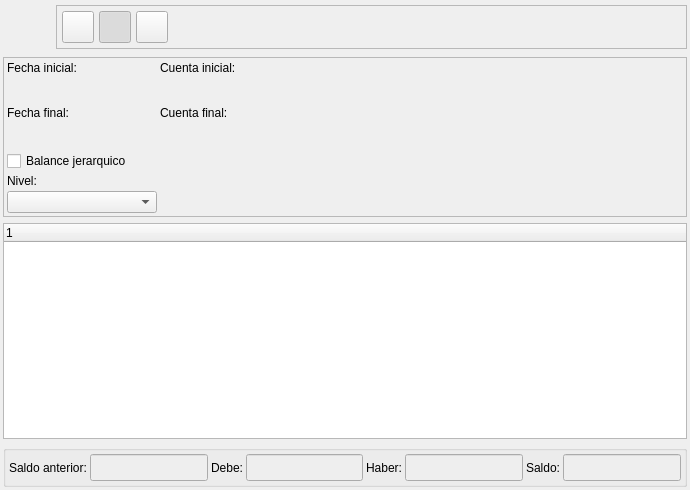
eboladev/Bulmages-1, file bulmages/bulmafact/plugins/pluginbf_balance/balancebase.ui: the form before one commit.
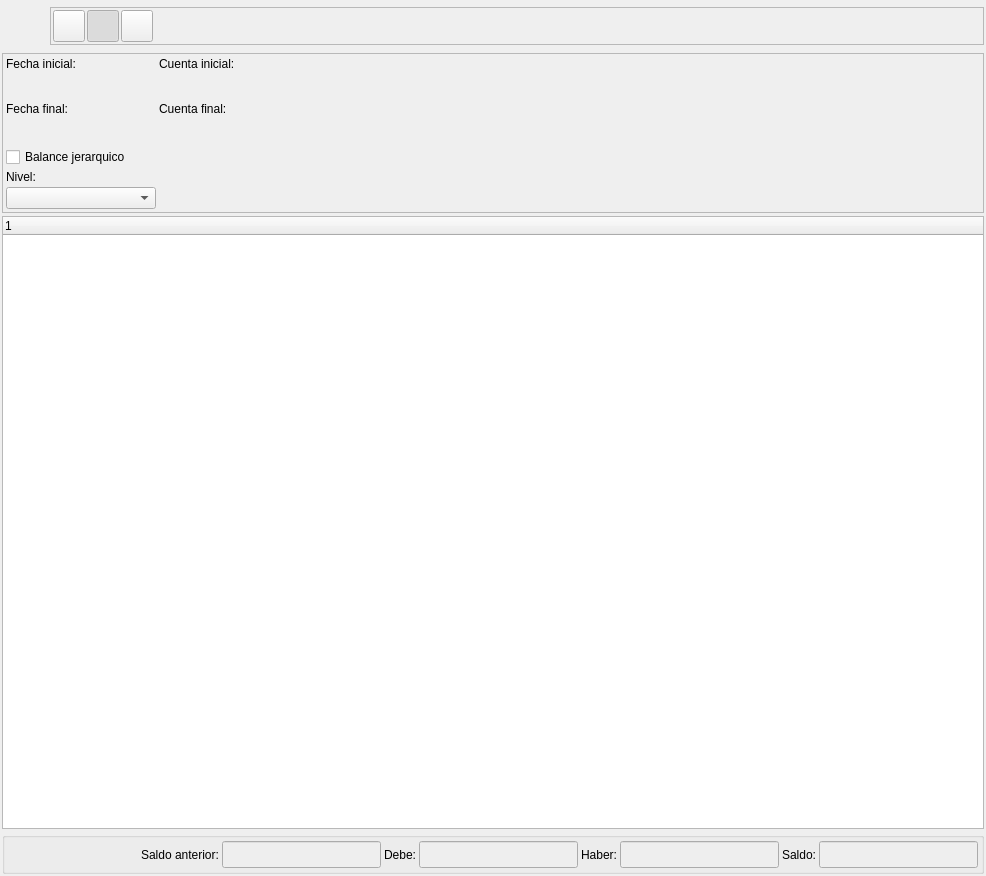
The form after the commit. Icons and pictures are not drawn. Custom widgets are drawn as their Qt base class.

The edit to the form file:
```diff
--- a/bulmages/bulmafact/plugins/pluginbf_balance/balancebase.ui
+++ b/bulmages/bulmafact/plugins/pluginbf_balance/balancebase.ui
@@ -7,12 +7,12 @@
    <rect>
     <x>0</x>
     <y>0</y>
-    <width>690</width>
-    <height>490</height>
+    <width>986</width>
+    <height>876</height>
    </rect>
   </property>
   <property name="sizePolicy">
-   <sizepolicy hsizetype="Fixed" vsizetype="Fixed">
+   <sizepolicy hsizetype="Expanding" vsizetype="Expanding">
     <horstretch>0</horstretch>
     <verstretch>0</verstretch>
    </sizepolicy>
@@ -30,17 +30,14 @@
    <iconset resource="../../../bulmages.qrc">
     <normaloff>:/BulmaCont32x32/images/png/i_balance.xpm</normaloff>:/BulmaCont32x32/images/png/i_balance.xpm</iconset>
   </property>
-  <layout class="QVBoxLayout">
-   <property name="spacing">
-    <number>6</number>
-   </property>
+  <layout class="QGridLayout" name="gridLayout">
    <property name="margin">
-    <number>3</number>
+    <number>2</number>
    </property>
-   <item>
+   <item row="0" column="0">
     <layout class="QHBoxLayout">
      <property name="spacing">
-      <number>5</number>
+      <number>0</number>
      </property>
      <property name="margin">
       <number>0</number>
@@ -87,15 +84,53 @@
        <property name="frameShadow">
         <enum>QFrame::Raised</enum>
        </property>
-       <layout class="QGridLayout">
-        <property name="margin">
-         <number>5</number>
-        </property>
+       <layout class="QHBoxLayout" name="horizontalLayout">
         <property name="spacing">
-         <number>5</number>
+         <number>2</number>
         </property>
-        <item row="0" column="2">
-         <widget class="QToolButton" name="mui_filtrar">
+        <property name="margin">
+         <number>2</number>
+        </property>
+        <item>
+         <widget class="QToolButton" name="mui_imprimir">
+          <property name="minimumSize">
+           <size>
+            <width>32</width>
+            <height>32</height>
+           </size>
+          </property>
+          <property name="maximumSize">
+           <size>
+            <width>32</width>
+            <height>32</height>
+           </size>
+          </property>
+          <property name="toolTip">
+           <string>Imprimir balance</string>
+          </property>
+          <property name="whatsThis">
+           <string>Imprimir balance</string>
+          </property>
+          <property name="text">
+           <string/>
+          </property>
+          <property name="icon">
+           <iconset resource="../../../bulmages.qrc">
+            <normaloff>:/Images/document-print.png</normaloff>:/Images/document-print.png</iconset>
+          </property>
+          <property name="iconSize">
+           <size>
+            <width>22</width>
+            <height>22</height>
+           </size>
+          </property>
+          <property name="shortcut">
+           <string>Ctrl+P</string>
+          </property>
+         </widget>
+        </item>
+        <item>
+         <widget class="QToolButton" name="mui_detalles">
           <property name="minimumSize">
            <size>
             <width>32</width>
@@ -138,7 +173,64 @@
           </property>
          </widget>
         </item>
-        <item row="0" column="4">
+        <item>
+         <widget class="QToolButton" name="mui_actualizar">
+          <property name="minimumSize">
+           <size>
+            <width>32</width>
+            <height>32</height>
+           </size>
+          </property>
+          <property name="maximumSize">
+           <size>
+            <width>32</width>
+            <height>32</height>
+           </size>
+          </property>
+          <property name="toolTip">
+           <string>Actualizar balance</string>
+          </property>
+          <property name="whatsThis">
+           <string>Actualizar balance</string>
+          </property>
+          <property name="text">
+           <string/>
+          </property>
+          <property name="icon">
+           <iconset resource="../../../bulmages.qrc">
+            <normaloff>:/Images/view-refresh.png</normaloff>:/Images/view-refresh.png</iconset>
+          </property>
+          <property name="iconSize">
+           <size>
+            <width>22</width>
+            <height>22</height>
+           </size>
+          </property>
+          <property name="shortcut">
+           <string>F5</string>
+          </property>
+          <property name="checkable">
+           <bool>false</bool>
+          </property>
+          <property name="checked">
+           <bool>false</bool>
+          </property>
+         </widget>
+        </item>
+        <item>
+         <widget class="QFrame" name="mui_plugbotones">
+          <property name="frameShape">
+           <enum>QFrame::StyledPanel</enum>
+          </property>
+          <property name="frameShadow">
+           <enum>QFrame::Raised</enum>
+          </property>
+          <property name="lineWidth">
+           <number>0</number>
+          </property>
+         </widget>
+        </item>
+        <item>
          <spacer>
           <property name="orientation">
            <enum>Qt::Horizontal</enum>
@@ -154,94 +246,332 @@
           </property>
          </spacer>
         </item>
-        <item row="0" column="3">
-         <widget class="QToolButton" name="mui_actualizar">
-          <property name="minimumSize">
-           <size>
-            <width>32</width>
-            <height>32</height>
-           </size>
-          </property>
-          <property name="maximumSize">
-           <size>
-            <width>32</width>
-            <height>32</height>
-           </size>
-          </property>
-          <property name="toolTip">
-           <string>Actualizar balance</string>
-          </property>
-          <property name="whatsThis">
-           <string>Actualizar balance</string>
-          </property>
-          <property name="text">
-           <string/>
-          </property>
-          <property name="icon">
-           <iconset resource="../../../bulmages.qrc">
-            <normaloff>:/Images/view-refresh.png</normaloff>:/Images/view-refresh.png</iconset>
-          </property>
-          <property name="iconSize">
-           <size>
-            <width>22</width>
-            <height>22</height>
-           </size>
-          </property>
-          <property name="shortcut">
-           <string>F5</string>
-          </property>
-          <property name="checkable">
-           <bool>false</bool>
-          </property>
-          <property name="checked">
-           <bool>false</bool>
-          </property>
-         </widget>
-        </item>
-        <item row="0" column="1">
-         <widget class="QToolButton" name="mui_imprimir">
-          <property name="minimumSize">
-           <size>
-            <width>32</width>
-            <height>32</height>
-           </size>
-          </property>
-          <property name="maximumSize">
-           <size>
-            <width>32</width>
-            <height>32</height>
-           </size>
-          </property>
-          <property name="toolTip">
-           <string>Imprimir balance</string>
-          </property>
-          <property name="whatsThis">
-           <string>Imprimir balance</string>
-          </property>
-          <property name="text">
-           <string/>
-          </property>
-          <property name="icon">
-           <iconset resource="../../../bulmages.qrc">
-            <normaloff>:/Images/document-print.png</normaloff>:/Images/document-print.png</iconset>
-          </property>
-          <property name="iconSize">
-           <size>
-            <width>22</width>
-            <height>22</height>
-           </size>
-          </property>
-          <property name="shortcut">
-           <string>Ctrl+P</string>
-          </property>
-         </widget>
-        </item>
        </layout>
       </widget>
      </item>
     </layout>
    </item>
-   <item>
+   <item row="2" column="0">
+    <widget class="QTreeWidget" name="mui_list">
+     <column>
+      <property name="text">
+       <string>1</string>
+      </property>
+     </column>
+    </widget>
+   </item>
+   <item row="3" column="0">
+    <widget class="QGroupBox" name="groupBox_2">
+     <layout class="QGridLayout">
+      <property name="margin">
+       <number>3</number>
+      </property>
+      <property name="spacing">
+       <number>3</number>
+      </property>
+      <item row="0" column="8">
+       <widget class="QLineEdit" name="mui_totalSaldo">
+        <property name="sizePolicy">
+         <sizepolicy hsizetype="Fixed" vsizetype="Fixed">
+          <horstretch>0</horstretch>
+          <verstretch>0</verstretch>
+         </sizepolicy>
+        </property>
+        <property name="minimumSize">
+         <size>
+          <width>100</width>
+          <height>0</height>
+         </size>
+        </property>
+        <property name="palette">
+         <palette>
+          <active>
+           <colorrole role="Base">
+            <brush brushstyle="SolidPattern">
+             <color alpha="255">
+              <red>238</red>
+              <green>238</green>
+              <blue>238</blue>
+             </color>
+            </brush>
+           </colorrole>
+          </active>
+          <inactive>
+           <colorrole role="Base">
+            <brush brushstyle="SolidPattern">
+             <color alpha="255">
+              <red>238</red>
+              <green>238</green>
+              <blue>238</blue>
+             </color>
+            </brush>
+           </colorrole>
+          </inactive>
+          <disabled>
+           <colorrole role="Base">
+            <brush brushstyle="SolidPattern">
+             <color alpha="255">
+              <red>255</red>
+              <green>255</green>
+              <blue>255</blue>
+             </color>
+            </brush>
+           </colorrole>
+          </disabled>
+         </palette>
+        </property>
+        <property name="font">
+         <font>
+          <pointsize>12</pointsize>
+          <weight>75</weight>
+          <bold>true</bold>
+         </font>
+        </property>
+        <property name="alignment">
+         <set>Qt::AlignRight|Qt::AlignTrailing|Qt::AlignVCenter</set>
+        </property>
+       </widget>
+      </item>
+      <item row="0" column="0">
+       <spacer>
+        <property name="orientation">
+         <enum>Qt::Horizontal</enum>
+        </property>
+        <property name="sizeHint" stdset="0">
+         <size>
+          <width>40</width>
+          <height>20</height>
+         </size>
+        </property>
+       </spacer>
+      </item>
+      <item row="0" column="4">
+       <widget class="QLineEdit" name="mui_totalDebe">
+        <property name="sizePolicy">
+         <sizepolicy hsizetype="Fixed" vsizetype="Fixed">
+          <horstretch>0</horstretch>
+          <verstretch>0</verstretch>
+         </sizepolicy>
+        </property>
+        <property name="minimumSize">
+         <size>
+          <width>100</width>
+          <height>0</height>
+         </size>
+        </property>
+        <property name="palette">
+         <palette>
+          <active>
+           <colorrole role="Base">
+            <brush brushstyle="SolidPattern">
+             <color alpha="255">
+              <red>238</red>
+              <green>238</green>
+              <blue>238</blue>
+             </color>
+            </brush>
+           </colorrole>
+          </active>
+          <inactive>
+           <colorrole role="Base">
+            <brush brushstyle="SolidPattern">
+             <color alpha="255">
+              <red>238</red>
+              <green>238</green>
+              <blue>238</blue>
+             </color>
+            </brush>
+           </colorrole>
+          </inactive>
+          <disabled>
+           <colorrole role="Base">
+            <brush brushstyle="SolidPattern">
+             <color alpha="255">
+              <red>255</red>
+              <green>255</green>
+              <blue>255</blue>
+             </color>
+            </brush>
+           </colorrole>
+          </disabled>
+         </palette>
+        </property>
+        <property name="font">
+         <font>
+          <pointsize>12</pointsize>
+          <weight>75</weight>
+          <bold>true</bold>
+         </font>
+        </property>
+        <property name="alignment">
+         <set>Qt::AlignRight|Qt::AlignTrailing|Qt::AlignVCenter</set>
+        </property>
+       </widget>
+      </item>
+      <item row="0" column="7">
+       <widget class="QLabel" name="label">
+        <property name="text">
+         <string>Saldo:</string>
+        </property>
+       </widget>
+      </item>
+      <item row="0" column="6">
+       <widget class="QLineEdit" name="mui_totalHaber">
+        <property name="sizePolicy">
+         <sizepolicy hsizetype="Fixed" vsizetype="Fixed">
+          <horstretch>0</horstretch>
+          <verstretch>0</verstretch>
+         </sizepolicy>
+        </property>
+        <property name="minimumSize">
+         <size>
+          <width>100</width>
+          <height>0</height>
+         </size>
+        </property>
+        <property name="palette">
+         <palette>
+          <active>
+           <colorrole role="Base">
+            <brush brushstyle="SolidPattern">
+             <color alpha="255">
+              <red>238</red>
+              <green>238</green>
+              <blue>238</blue>
+             </color>
+            </brush>
+           </colorrole>
+          </active>
+          <inactive>
+           <colorrole role="Base">
+            <brush brushstyle="SolidPattern">
+             <color alpha="255">
+              <red>238</red>
+              <green>238</green>
+              <blue>238</blue>
+             </color>
+            </brush>
+           </colorrole>
+          </inactive>
+          <disabled>
+           <colorrole role="Base">
+            <brush brushstyle="SolidPattern">
+             <color alpha="255">
+              <red>255</red>
+              <green>255</green>
+              <blue>255</blue>
+             </color>
+            </brush>
+           </colorrole>
+          </disabled>
+         </palette>
+        </property>
+        <property name="font">
+         <font>
+          <pointsize>12</pointsize>
+          <weight>75</weight>
+          <bold>true</bold>
+         </font>
+        </property>
+        <property name="alignment">
+         <set>Qt::AlignRight|Qt::AlignTrailing|Qt::AlignVCenter</set>
+        </property>
+       </widget>
+      </item>
+      <item row="0" column="5">
+       <widget class="QLabel" name="label_2">
+        <property name="text">
+         <string>Haber:</string>
+        </property>
+       </widget>
+      </item>
+      <item row="0" column="2">
+       <widget class="QLineEdit" name="mui_totalSaldoAnterior">
+        <property name="sizePolicy">
+         <sizepolicy hsizetype="Fixed" vsizetype="Fixed">
+          <horstretch>0</horstretch>
+          <verstretch>0</verstretch>
+         </sizepolicy>
+        </property>
+        <property name="minimumSize">
+         <size>
+          <width>100</width>
+          <height>0</height>
+         </size>
+        </property>
+        <property name="palette">
+         <palette>
+          <active>
+           <colorrole role="Base">
+            <brush brushstyle="SolidPattern">
+             <color alpha="255">
+              <red>238</red>
+              <green>238</green>
+              <blue>238</blue>
+             </color>
+            </brush>
+           </colorrole>
+          </active>
+          <inactive>
+           <colorrole role="Base">
+            <brush brushstyle="SolidPattern">
+             <color alpha="255">
+              <red>238</red>
+              <green>238</green>
+              <blue>238</blue>
+             </color>
+            </brush>
+           </colorrole>
+          </inactive>
+          <disabled>
+           <colorrole role="Base">
+            <brush brushstyle="SolidPattern">
+             <color alpha="255">
+              <red>255</red>
+              <green>255</green>
+              <blue>255</blue>
+             </color>
+            </brush>
+           </colorrole>
+          </disabled>
+         </palette>
+        </property>
+        <property name="font">
+         <font>
+          <pointsize>12</pointsize>
+          <weight>75</weight>
+          <bold>true</bold>
+         </font>
+        </property>
+        <property name="alignment">
+         <set>Qt::AlignRight|Qt::AlignTrailing|Qt::AlignVCenter</set>
+        </property>
+       </widget>
+      </item>
+      <item row="0" column="1">
+       <widget class="QLabel" name="TextLabel2">
+        <property name="frameShape">
+         <enum>QFrame::NoFrame</enum>
+        </property>
+        <property name="frameShadow">
+         <enum>QFrame::Plain</enum>
+        </property>
+        <property name="text">
+         <string>Saldo anterior:</string>
+        </property>
+       </widget>
+      </item>
+      <item row="0" column="3">
+       <widget class="QLabel" name="label_3">
+        <property name="text">
+         <string>Debe:</string>
+        </property>
+       </widget>
+      </item>
+     </layout>
+    </widget>
+   </item>
+   <item row="1" column="0">
     <widget class="QFrame" name="frame">
      <property name="frameShape">
       <enum>QFrame::StyledPanel</enum>
@@ -385,326 +715,6 @@
      </layout>
     </widget>
    </item>
-   <item>
-    <widget class="QTreeWidget" name="mui_list">
-     <column>
-      <property name="text">
-       <string>1</string>
-      </property>
-     </column>
-    </widget>
-   </item>
-   <item>
-    <widget class="QGroupBox" name="groupBox_2">
-     <layout class="QGridLayout">
-      <property name="margin">
-       <number>3</number>
-      </property>
-      <property name="spacing">
-       <number>3</number>
-      </property>
-      <item row="0" column="8">
-       <widget class="QLineEdit" name="mui_totalSaldo">
-        <property name="sizePolicy">
-         <sizepolicy hsizetype="Fixed" vsizetype="Fixed">
-          <horstretch>0</horstretch>
-          <verstretch>0</verstretch>
-         </sizepolicy>
-        </property>
-        <property name="minimumSize">
-         <size>
-          <width>100</width>
-          <height>0</height>
-         </size>
-        </property>
-        <property name="palette">
-         <palette>
-          <active>
-           <colorrole role="Base">
-            <brush brushstyle="SolidPattern">
-             <color alpha="255">
-              <red>238</red>
-              <green>238</green>
-              <blue>238</blue>
-             </color>
-            </brush>
-           </colorrole>
-          </active>
-          <inactive>
-           <colorrole role="Base">
-            <brush brushstyle="SolidPattern">
-             <color alpha="255">
-              <red>238</red>
-              <green>238</green>
-              <blue>238</blue>
-             </color>
-            </brush>
-           </colorrole>
-          </inactive>
-          <disabled>
-           <colorrole role="Base">
-            <brush brushstyle="SolidPattern">
-             <color alpha="255">
-              <red>255</red>
-              <green>255</green>
-              <blue>255</blue>
-             </color>
-            </brush>
-           </colorrole>
-          </disabled>
-         </palette>
-        </property>
-        <property name="font">
-         <font>
-          <pointsize>12</pointsize>
-          <weight>75</weight>
-          <bold>true</bold>
-         </font>
-        </property>
-        <property name="alignment">
-         <set>Qt::AlignRight|Qt::AlignTrailing|Qt::AlignVCenter</set>
-        </property>
-       </widget>
-      </item>
-      <item row="0" column="0">
-       <spacer>
-        <property name="orientation">
-         <enum>Qt::Horizontal</enum>
-        </property>
-        <property name="sizeHint" stdset="0">
-         <size>
-          <width>40</width>
-          <height>20</height>
-         </size>
-        </property>
-       </spacer>
-      </item>
-      <item row="0" column="4">
-       <widget class="QLineEdit" name="mui_totalDebe">
-        <property name="sizePolicy">
-         <sizepolicy hsizetype="Fixed" vsizetype="Fixed">
-          <horstretch>0</horstretch>
-          <verstretch>0</verstretch>
-         </sizepolicy>
-        </property>
-        <property name="minimumSize">
-         <size>
-          <width>100</width>
-          <height>0</height>
-         </size>
-        </property>
-        <property name="palette">
-         <palette>
-          <active>
-           <colorrole role="Base">
-            <brush brushstyle="SolidPattern">
-             <color alpha="255">
-              <red>238</red>
-              <green>238</green>
-              <blue>238</blue>
-             </color>
-            </brush>
-           </colorrole>
-          </active>
-          <inactive>
-           <colorrole role="Base">
-            <brush brushstyle="SolidPattern">
-             <color alpha="255">
-              <red>238</red>
-              <green>238</green>
-              <blue>238</blue>
-             </color>
-            </brush>
-           </colorrole>
-          </inactive>
-          <disabled>
-           <colorrole role="Base">
-            <brush brushstyle="SolidPattern">
-             <color alpha="255">
-              <red>255</red>
-              <green>255</green>
-              <blue>255</blue>
-             </color>
-            </brush>
-           </colorrole>
-          </disabled>
-         </palette>
-        </property>
-        <property name="font">
-         <font>
-          <pointsize>12</pointsize>
-          <weight>75</weight>
-          <bold>true</bold>
-         </font>
-        </property>
-        <property name="alignment">
-         <set>Qt::AlignRight|Qt::AlignTrailing|Qt::AlignVCenter</set>
-        </property>
-       </widget>
-      </item>
-      <item row="0" column="7">
-       <widget class="QLabel" name="label">
-        <property name="text">
-         <string>Saldo:</string>
-        </property>
-       </widget>
-      </item>
-      <item row="0" column="6">
-       <widget class="QLineEdit" name="mui_totalHaber">
-        <property name="sizePolicy">
-         <sizepolicy hsizetype="Fixed" vsizetype="Fixed">
-          <horstretch>0</horstretch>
-          <verstretch>0</verstretch>
-         </sizepolicy>
-        </property>
-        <property name="minimumSize">
-         <size>
-          <width>100</width>
-          <height>0</height>
-         </size>
-        </property>
-        <property name="palette">
-         <palette>
-          <active>
-           <colorrole role="Base">
-            <brush brushstyle="SolidPattern">
-             <color alpha="255">
-              <red>238</red>
-              <green>238</green>
-              <blue>238</blue>
-             </color>
-            </brush>
-           </colorrole>
-          </active>
-          <inactive>
-           <colorrole role="Base">
-            <brush brushstyle="SolidPattern">
-             <color alpha="255">
-              <red>238</red>
-              <green>238</green>
-              <blue>238</blue>
-             </color>
-            </brush>
-           </colorrole>
-          </inactive>
-          <disabled>
-           <colorrole role="Base">
-            <brush brushstyle="SolidPattern">
-             <color alpha="255">
-              <red>255</red>
-              <green>255</green>
-              <blue>255</blue>
-             </color>
-            </brush>
-           </colorrole>
-          </disabled>
-         </palette>
-        </property>
-        <property name="font">
-         <font>
-          <pointsize>12</pointsize>
-          <weight>75</weight>
-          <bold>true</bold>
-         </font>
-        </property>
-        <property name="alignment">
-         <set>Qt::AlignRight|Qt::AlignTrailing|Qt::AlignVCenter</set>
-        </property>
-       </widget>
-      </item>
-      <item row="0" column="5">
-       <widget class="QLabel" name="label_2">
-        <property name="text">
-         <string>Haber:</string>
-        </property>
-       </widget>
-      </item>
-      <item row="0" column="2">
-       <widget class="QLineEdit" name="mui_totalSaldoAnterior">
-        <property name="sizePolicy">
-         <sizepolicy hsizetype="Fixed" vsizetype="Fixed">
-          <horstretch>0</horstretch>
-          <verstretch>0</verstretch>
-         </sizepolicy>
-        </property>
-        <property name="minimumSize">
-         <size>
-          <width>100</width>
-          <height>0</height>
-         </size>
-        </property>
-        <property name="palette">
-         <palette>
-          <active>
-           <colorrole role="Base">
-            <brush brushstyle="SolidPattern">
-             <color alpha="255">
-              <red>238</red>
-              <green>238</green>
-              <blue>238</blue>
-             </color>
-            </brush>
-           </colorrole>
-          </active>
-          <inactive>
-           <colorrole role="Base">
-            <brush brushstyle="SolidPattern">
-             <color alpha="255">
-              <red>238</red>
-              <green>238</green>
-              <blue>238</blue>
-             </color>
-            </brush>
-           </colorrole>
-          </inactive>
-          <disabled>
-           <colorrole role="Base">
-            <brush brushstyle="SolidPattern">
-             <color alpha="255">
-              <red>255</red>
-              <green>255</green>
-              <blue>255</blue>
-             </color>
-            </brush>
-           </colorrole>
-          </disabled>
-         </palette>
-        </property>
-        <property name="font">
-         <font>
-          <pointsize>12</pointsize>
-          <weight>75</weight>
-          <bold>true</bold>
-         </font>
-        </property>
-        <property name="alignment">
-         <set>Qt::AlignRight|Qt::AlignTrailing|Qt::AlignVCenter</set>
-        </property>
-       </widget>
-      </item>
-      <item row="0" column="1">
-       <widget class="QLabel" name="TextLabel2">
-        <property name="frameShape">
-         <enum>QFrame::NoFrame</enum>
-        </property>
-        <property name="frameShadow">
-         <enum>QFrame::Plain</enum>
-        </property>
-        <property name="text">
-         <string>Saldo anterior:</string>
-        </property>
-       </widget>
-      </item>
-      <item row="0" column="3">
-       <widget class="QLabel" name="label_3">
-        <property name="text">
-         <string>Debe:</string>
-        </property>
-       </widget>
-      </item>
-     </layout>
-    </widget>
-   </item>
   </layout>
  </widget>
  <layoutdefault spacing="3" margin="3"/>
```
Left out of the diff: 14 changed lines with no effect on the pictures.
